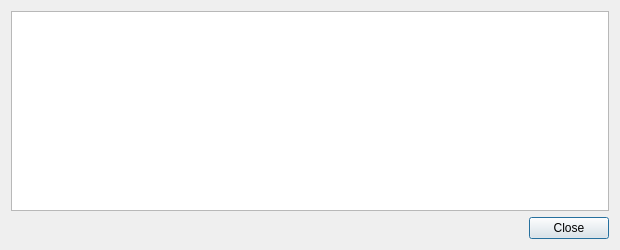
First picture: the form in src/qt/forms/transactiondescdialog.ui, repository zjohnson24/Ember, before the edit.
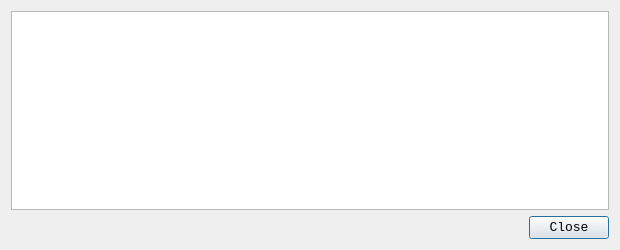
Second picture: the form after the edit.

The edit to the form file:
```diff
--- a/src/qt/forms/transactiondescdialog.ui
+++ b/src/qt/forms/transactiondescdialog.ui
@@ -10,6 +10,12 @@
     <height>250</height>
    </rect>
   </property>
+  <property name="font">
+   <font>
+    <family>Consolas</family>
+    <pointsize>10</pointsize>
+   </font>
+  </property>
   <property name="windowTitle">
    <string>Transaction details</string>
   </property>
```
